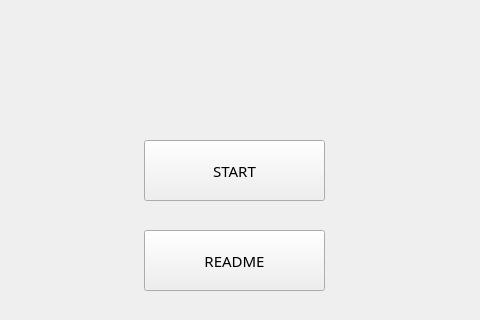
Old version of the form TankGame/mainwindow.ui in the repository anlowee/TankGame; both pictures show x 96 to 576 and y 0 to 320 of the 662 by 488 pixel window.
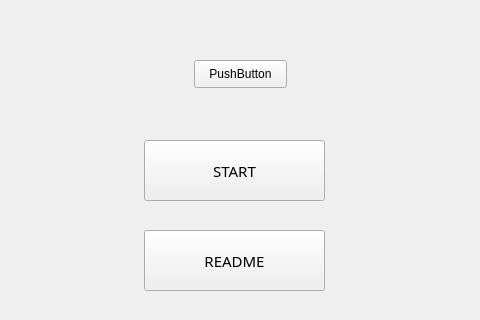
New version of the form. Icons and pictures are not drawn.

What changed in the file:
```diff
--- a/TankGame/mainwindow.ui
+++ b/TankGame/mainwindow.ui
@@ -95,6 +95,19 @@
      <string>HIGH</string>
     </property>
    </widget>
+   <widget class="QPushButton" name="pushButton">
+    <property name="geometry">
+     <rect>
+      <x>290</x>
+      <y>60</y>
+      <width>93</width>
+      <height>28</height>
+     </rect>
+    </property>
+    <property name="text">
+     <string>PushButton</string>
+    </property>
+   </widget>
   </widget>
  </widget>
  <layoutdefault spacing="6" margin="11"/>
```
